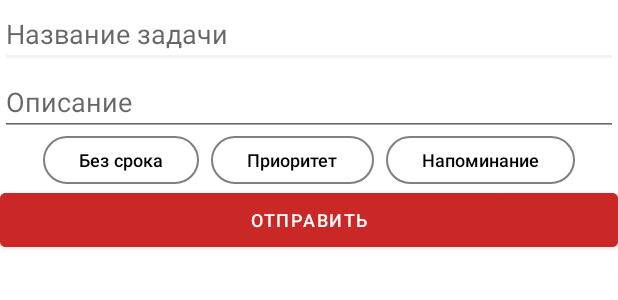
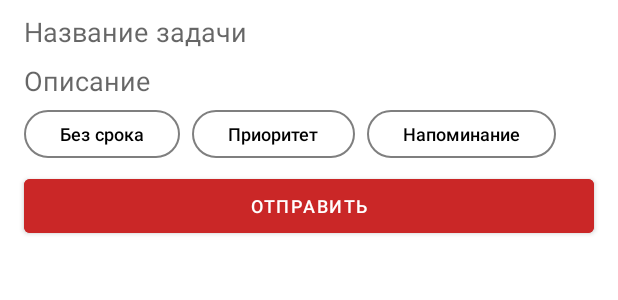
Before and after one commit to MKritskiy/CocoDo, an Android app: the layout add_task_fragment.xml on its own in the app's theme, with its tools: preview values and no code run, on a phone screen of 412 x 824 dp. Shown: the top 300 px of the screen. Run offline under Robolectric (Android 15) with nearby library versions, the phone set to English and light mode, and no system bars.

Commit message:
beta 0.0.9

```diff
--- a/app/src/main/java/com/example/cocodo/utils/UnstoppableCalculator.java
+++ b/app/src/main/java/com/example/cocodo/utils/UnstoppableCalculator.java
@@ -11,11 +11,8 @@ public class UnstoppableCalculator {
     private int currentStreak = 0;
     private Date startDate = null;
     private Date endDate = null;
-
     private Date currentStartDate = null;
     private Date currentEndDate = null;
-
-
     public UnstoppableCalculator calculate(TaskDao taskDao) {
         List<Task> completedTasks = taskDao.getCompletedTasksSortedByDate();
         for (int i = 0; i < completedTasks.size(); i++) {
@@ -64,7 +61,6 @@ public class UnstoppableCalculator {
                         .atZone(ZoneId.systemDefault())
                         .toLocalDate());
     }
-
     public int getMaxStreak() {
         return maxStreak;
     }
@@ -80,6 +76,4 @@ public class UnstoppableCalculator {
     public Date getEndDate() {
         return endDate;
     }
-
-
 }
--- a/app/src/main/res/layout/add_task_fragment.xml
+++ b/app/src/main/res/layout/add_task_fragment.xml
@@ -10,23 +10,33 @@
         android:id="@+id/task_name_edit_text"
         android:layout_width="match_parent"
         android:layout_height="wrap_content"
-        android:hint="Название задачи" />
+        android:layout_marginTop="8dp"
+        android:background="@android:color/transparent"
+        android:fontFamily="@font/inter"
+        android:hint="Название задачи"
+        android:paddingHorizontal="16dp" />
 
     <EditText
         android:id="@+id/description_edit_text"
         android:layout_width="match_parent"
         android:layout_height="wrap_content"
-        android:hint="Описание" />
+        android:layout_marginTop="8dp"
+        android:background="@android:color/transparent"
+        android:fontFamily="@font/inter"
+        android:hint="Описание"
+        android:paddingHorizontal="16dp" />
 
     <LinearLayout
-        android:layout_width="wrap_content"
+        android:layout_width="match_parent"
         android:layout_height="wrap_content"
-        android:gravity="center"
-        android:orientation="horizontal">
+        android:layout_marginTop="8dp"
+        android:gravity="fill_horizontal"
+        android:orientation="horizontal"
+        android:paddingHorizontal="16dp">
 
         <Button
             android:id="@+id/deadline_button"
-            style="@style/Widget.Material3.Button"
+            style="@style/ButtonStyle"
             android:layout_width="wrap_content"
             android:layout_height="32dp"
             android:backgroundTint="#FFFFFF"
@@ -42,7 +52,7 @@
 
         <Button
             android:id="@+id/priority_button"
-            style="@style/Widget.Material3.Button"
+            style="@style/ButtonStyle"
             android:layout_width="wrap_content"
             android:layout_height="32dp"
             android:layout_marginStart="8dp"
@@ -60,7 +70,7 @@
 
         <Button
             android:id="@+id/remind_button"
-            style="@style/Widget.Material3.Button"
+            style="@style/ButtonStyle"
             android:layout_width="wrap_content"
             android:layout_height="32dp"
             android:backgroundTint="#FFFFFF"
@@ -80,6 +90,10 @@
         android:id="@+id/send_button"
         android:layout_width="match_parent"
         android:layout_height="wrap_content"
+        android:layout_marginStart="16dp"
+        android:layout_marginTop="8dp"
+        android:layout_marginEnd="16dp"
+        android:layout_marginBottom="8dp"
         android:backgroundTint="#CA2727"
         android:fontFamily="@font/inter_semibold"
         android:text="Отправить"
```
Also changed, not shown: app/src/main/java/com/example/cocodo/database/MyDatabase.java (+0 -10 lines), app/src/main/java/com/example/cocodo/database/TaskDao.java (+0 -9 lines), app/src/main/java/com/example/cocodo/ui/fragments/AddTaskFragment.java (+18 -0 lines), app/src/main/java/com/example/cocodo/ui/fragments/HistoryFragment.java (+2 -8 lines), app/src/main/java/com/example/cocodo/utils/TaskWithSubTasks.java (deleted, +0 -14 lines), app/src/main/java/com/example/cocodo/utils/TempAdapter.java (deleted, +0 -78 lines), app/src/main/res/layout/list_item.xml (+0 -11 lines).
